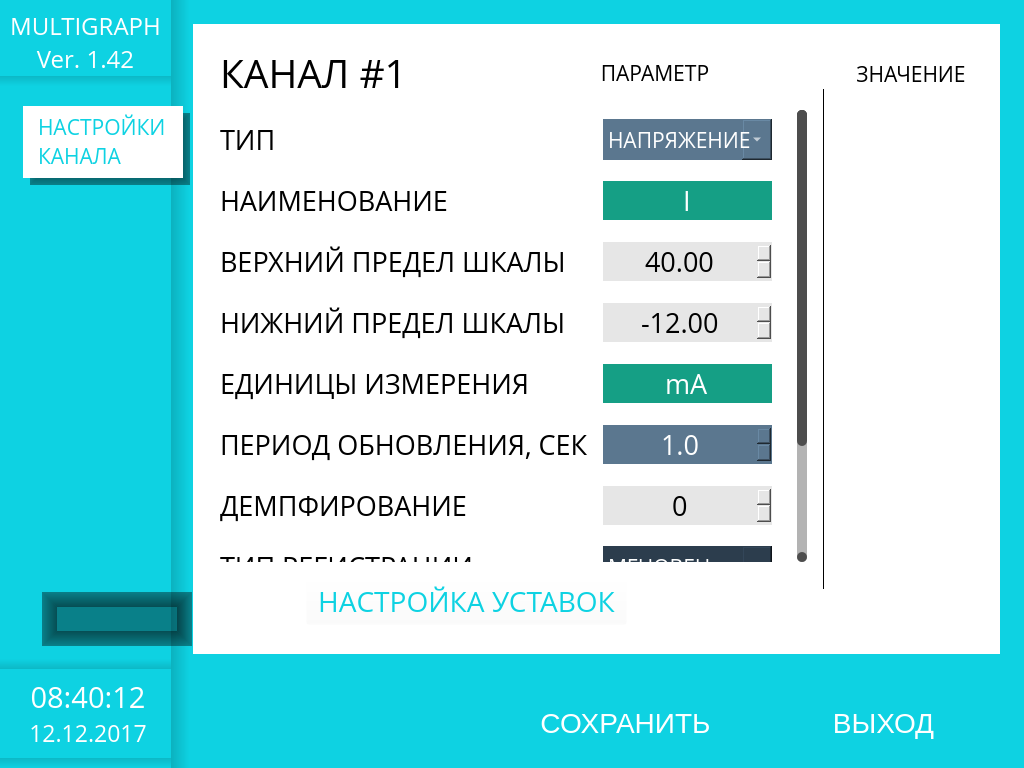
The window that settings.ui (tomyqg/topaz-m) describes before a commit, drawn with Qt 5.
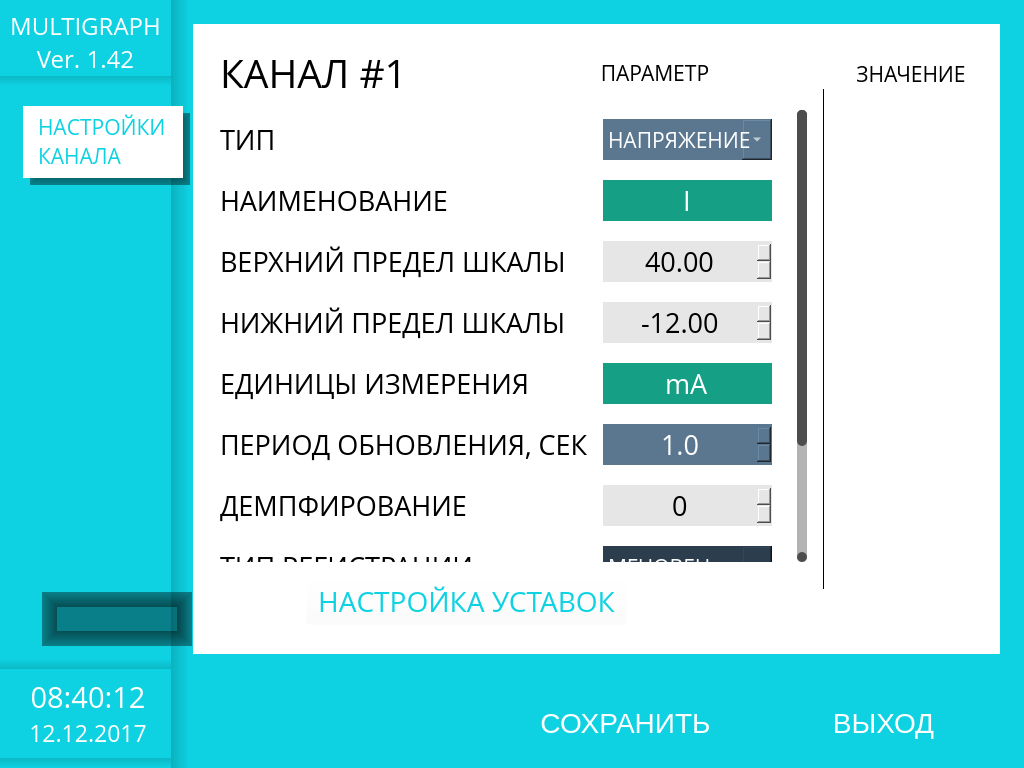
The same window after the commit. The open tabs and pages were chosen to show the change. Icons and pictures are not drawn. Custom widgets are drawn as their Qt base class.

```diff
--- a/settings.ui
+++ b/settings.ui
@@ -494,7 +494,7 @@
                    <enum>QFrame::NoFrame</enum>
                   </property>
                   <property name="verticalScrollBarPolicy">
-                   <enum>Qt::ScrollBarAlwaysOn</enum>
+                   <enum>Qt::ScrollBarAsNeeded</enum>
                   </property>
                   <property name="horizontalScrollBarPolicy">
                    <enum>Qt::ScrollBarAlwaysOff</enum>
@@ -512,7 +512,7 @@
                    <property name="geometry">
                     <rect>
                      <x>0</x>
-                     <y>0</y>
+                     <y>-156</y>
                      <width>582</width>
                      <height>608</height>
                     </rect>
@@ -579,7 +579,7 @@
                       <property name="maximumSize">
                        <size>
                         <width>169</width>
-                        <height>16777215</height>
+                        <height>41</height>
                        </size>
                       </property>
                       <property name="font">
@@ -723,7 +723,7 @@
                       <property name="maximumSize">
                        <size>
                         <width>169</width>
-                        <height>16777215</height>
+                        <height>41</height>
                        </size>
                       </property>
                       <property name="font">
@@ -781,7 +781,7 @@
                       <property name="maximumSize">
                        <size>
                         <width>169</width>
-                        <height>16777215</height>
+                        <height>41</height>
                        </size>
                       </property>
                       <property name="font">
@@ -836,7 +836,7 @@
                       <property name="maximumSize">
                        <size>
                         <width>169</width>
-                        <height>16777215</height>
+                        <height>41</height>
                        </size>
                       </property>
                       <property name="font">
@@ -894,7 +894,7 @@
                       <property name="maximumSize">
                        <size>
                         <width>169</width>
-                        <height>16777215</height>
+                        <height>41</height>
                        </size>
                       </property>
                       <property name="font">
@@ -958,7 +958,7 @@
                       <property name="maximumSize">
                        <size>
                         <width>169</width>
-                        <height>16777215</height>
+                        <height>41</height>
                        </size>
                       </property>
                       <property name="font">
```
Left out of the diff: 1534 changed lines with no effect on the pictures.
